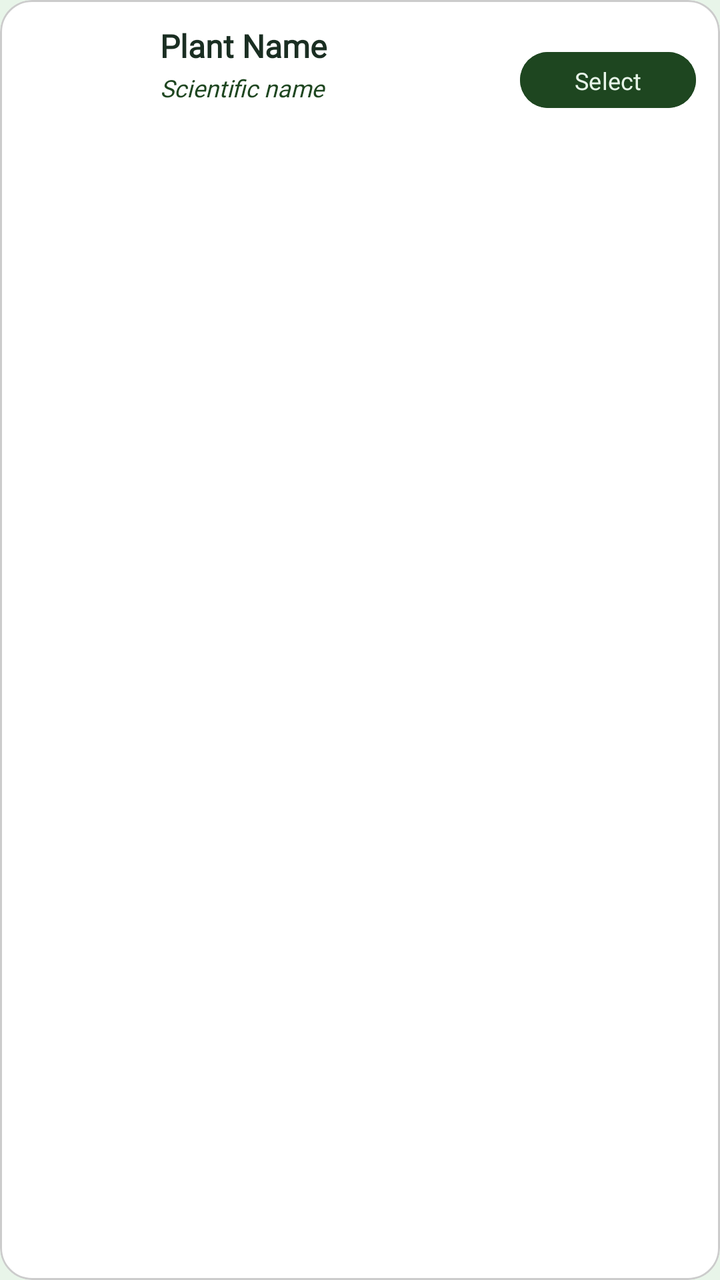
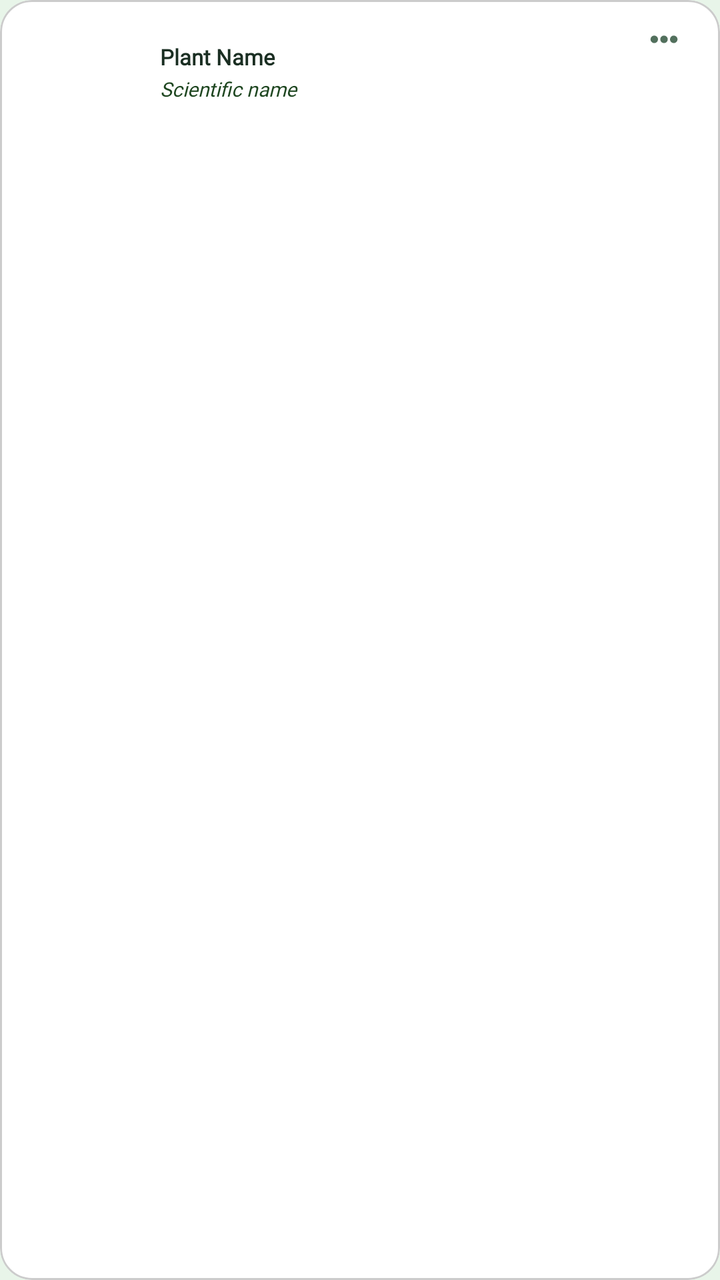

The first picture is an Android layout as it rendered before a commit; the second is the same layout after the commit. The layout source and the unified diff follow.
<!-- AndroidManifest.xml: application theme Theme.SmartGrow -->
<!-- res/layout/item_reminder_plant.xml -->
<?xml version="1.0" encoding="utf-8"?>
<com.google.android.material.card.MaterialCardView
    xmlns:android="http://schemas.android.com/apk/res/android"
    xmlns:app="http://schemas.android.com/apk/res-auto"
    android:layout_width="match_parent"
    android:layout_height="wrap_content"
    android:layout_marginVertical="6dp"
    android:layout_marginHorizontal="4dp"
    app:cardBackgroundColor="@color/card_background"
    app:cardCornerRadius="16dp"
    app:cardElevation="0dp"
    app:strokeWidth="1dp"
    app:strokeColor="@color/divider_color">

    <androidx.constraintlayout.widget.ConstraintLayout
        android:layout_width="match_parent"
        android:layout_height="wrap_content"
        android:padding="12dp">

        <com.google.android.material.imageview.ShapeableImageView
            android:id="@+id/iv_plant_thumb"
            android:layout_width="56dp"
            android:layout_height="56dp"
            android:scaleType="centerCrop"
            app:shapeAppearanceOverlay="@style/ShapeAppearance.Material3.Corner.Medium"
            app:layout_constraintBottom_toBottomOf="parent"
            app:layout_constraintStart_toStartOf="parent"
            app:layout_constraintTop_toTopOf="parent" />

        <TextView
            android:id="@+id/tv_plant_name"
            android:layout_width="0dp"
            android:layout_height="wrap_content"
            android:layout_marginStart="12dp"
            android:layout_marginEnd="8dp"
            android:text="Plant Name"
            android:textColor="@color/text_primary"
            android:fontFamily="@font/inter_extrabold"
            android:textSize="16sp"
            android:textStyle="bold"
            app:layout_constraintEnd_toStartOf="@id/btn_select_plant"
            app:layout_constraintStart_toEndOf="@id/iv_plant_thumb"
            app:layout_constraintTop_toTopOf="@id/iv_plant_thumb" />

        <TextView
            android:id="@+id/tv_scientific_name"
            android:layout_width="0dp"
            android:layout_height="wrap_content"
            android:layout_marginStart="12dp"
            android:layout_marginTop="2dp"
            android:layout_marginEnd="8dp"
            android:text="Scientific name"
            android:textColor="@color/primary_green"
            android:fontFamily="@font/inter_extrabold"
            android:textSize="12sp"
            android:textStyle="italic"
            app:layout_constraintEnd_toStartOf="@id/btn_select_plant"
            app:layout_constraintStart_toEndOf="@id/iv_plant_thumb"
            app:layout_constraintTop_toBottomOf="@id/tv_plant_name" />

        <com.google.android.material.button.MaterialButton
            android:id="@+id/btn_select_plant"
            android:layout_width="wrap_content"
            android:layout_height="36dp"
            android:backgroundTint="@color/primary_green"
            android:text="Select"
            android:textColor="@color/app_background"
            android:textSize="12sp"
            app:cornerRadius="18dp"
            android:fontFamily="@font/inter_extrabold"
            app:layout_constraintBottom_toBottomOf="parent"
            app:layout_constraintEnd_toEndOf="parent"
            app:layout_constraintTop_toTopOf="parent" />

    </androidx.constraintlayout.widget.ConstraintLayout>
</com.google.android.material.card.MaterialCardView>
<!-- resources referenced by this layout -->
<resources>
  <color name="app_background">#E8F5E9</color>
  <color name="card_background">#FFFFFF</color>
  <color name="divider_color">#CCCCCC</color>
  <color name="primary_green">#1e4620</color>
  <color name="text_primary">#1A2E22</color>
  <style name="Theme.SmartGrow" parent="Base.Theme.SmartGrow" />
  <style name="Base.Theme.SmartGrow" parent="Theme.Material3.DayNight.NoActionBar">
          <item name="android:windowBackground">@color/app_background</item>
          <item name="android:windowDisablePreview">true</item>
  
          
          <item name="android:statusBarColor">@color/app_background</item>
          <item name="android:windowLightStatusBar">true</item>
  
          
          <item name="android:navigationBarColor">@color/app_background</item>
          <item name="android:windowLightNavigationBar" tools:targetApi="o_mr1">true</item>
  
          <item name="android:windowDrawsSystemBarBackgrounds">true</item>
          <item name="android:windowTranslucentStatus">false</item>
          <item name="android:windowTranslucentNavigation">false</item>
      </style>
</resources>

<!-- the commit's change to res/layout/item_reminder_plant.xml (unified diff, before → after) -->
@@ -31,14 +31,15 @@
             android:id="@+id/tv_plant_name"
             android:layout_width="0dp"
             android:layout_height="wrap_content"
+            android:layout_marginTop="9dp"
             android:layout_marginStart="12dp"
             android:layout_marginEnd="8dp"
             android:text="Plant Name"
             android:textColor="@color/text_primary"
             android:fontFamily="@font/inter_extrabold"
-            android:textSize="16sp"
+            android:textSize="11sp"
             android:textStyle="bold"
-            app:layout_constraintEnd_toStartOf="@id/btn_select_plant"
+            app:layout_constraintEnd_toStartOf="@id/ib_more_reminder"
             app:layout_constraintStart_toEndOf="@id/iv_plant_thumb"
             app:layout_constraintTop_toTopOf="@id/iv_plant_thumb" />
 
@@ -52,25 +53,26 @@
             android:text="Scientific name"
             android:textColor="@color/primary_green"
             android:fontFamily="@font/inter_extrabold"
-            android:textSize="12sp"
+            android:textSize="10sp"
             android:textStyle="italic"
-            app:layout_constraintEnd_toStartOf="@id/btn_select_plant"
+            app:layout_constraintEnd_toStartOf="@id/ib_more_reminder"
             app:layout_constraintStart_toEndOf="@id/iv_plant_thumb"
             app:layout_constraintTop_toBottomOf="@id/tv_plant_name" />
 
-        <com.google.android.material.button.MaterialButton
-            android:id="@+id/btn_select_plant"
-            android:layout_width="wrap_content"
-            android:layout_height="36dp"
-            android:backgroundTint="@color/primary_green"
-            android:text="Select"
-            android:textColor="@color/app_background"
-            android:textSize="12sp"
-            app:cornerRadius="18dp"
-            android:fontFamily="@font/inter_extrabold"
-            app:layout_constraintBottom_toBottomOf="parent"
+        
+        <ImageView
+            android:id="@+id/ib_more_reminder"
+            android:layout_width="32dp"
+            android:layout_height="32dp"
+            android:layout_marginTop="-9dp"
+            android:padding="7dp"
+            android:src="@drawable/ic_more"
+            android:background="?attr/selectableItemBackgroundBorderless"
+            app:tint="@color/text_secondary"
+            android:contentDescription="Options"
             app:layout_constraintEnd_toEndOf="parent"
-            app:layout_constraintTop_toTopOf="parent" />
+            app:layout_constraintTop_toTopOf="parent"
+            />
 
     </androidx.constraintlayout.widget.ConstraintLayout>
 </com.google.android.material.card.MaterialCardView>
<!-- resource entries referenced after the edit -->
@@ -5,6 +5,21 @@
   <color name="divider_color">#CCCCCC</color>
   <color name="primary_green">#1e4620</color>
   <color name="text_primary">#1A2E22</color>
+  <color name="text_secondary">#52705D</color>
+  <!-- drawable ic_more (drawable) -->
+  <vector xmlns:android="http://schemas.android.com/apk/res/android"
+      android:width="512dp"
+      android:height="512dp"
+      android:viewportWidth="512"
+      android:viewportHeight="512">
+    <path
+        android:pathData="M110.2,203.12C118.12,202.14 127.11,202.64 134.56,205.59C148.73,211.2 161.27,221.28 166.8,235.98C178.91,268.14 159.31,304.39 124.5,308.86C117.25,309.8 110.08,309.04 103.08,307.22C96.99,305.64 91.4,302.9 86.27,299.25C47.58,271.68 62.83,208.98 110.2,203.12ZM249.02,203.11C257.05,202.2 265.83,202.71 273.38,205.66C289.3,211.88 301.11,223.32 306.79,239.63C317.58,270.64 294.94,304.4 263.3,308.84C256.17,309.85 248.82,309.15 241.92,307.3C196.12,295.02 188.3,229.98 231.46,208.76C236.99,206.04 242.82,203.81 249.02,203.11ZM387.48,203.13C395.65,202.11 404.5,202.8 412.19,205.72C427.97,211.71 441.14,224.18 445.83,240.79C454.53,271.57 433.99,304.78 401.78,308.87C394.56,309.79 387.32,309.09 380.36,307.23C334.53,295.05 328.1,233.16 368.39,209.64C374.12,206.3 380.87,203.95 387.48,203.13Z"
+        android:strokeLineJoin="round"
+        android:strokeWidth="0.25"
+        android:fillColor="#000000"
+        android:fillType="evenOdd"
+        android:strokeColor="#000000"/>
+  </vector>
   <style name="Theme.SmartGrow" parent="Base.Theme.SmartGrow" />
   <style name="Base.Theme.SmartGrow" parent="Theme.Material3.DayNight.NoActionBar">
           <item name="android:windowBackground">@color/app_background</item>
